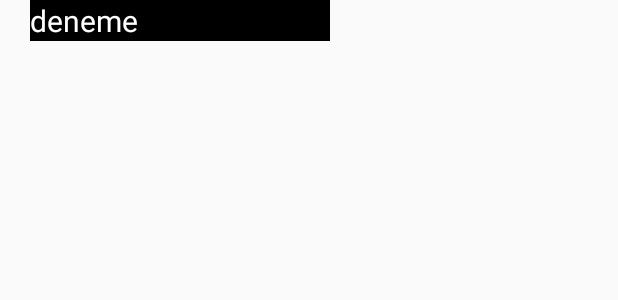
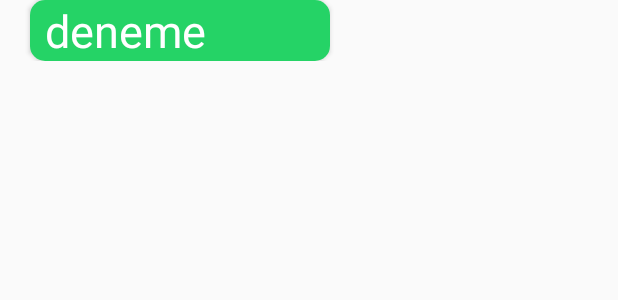
Before and after one commit to FARUKcyln/Translator, an Android app: the layout speech_from_message.xml on its own in the app's theme, with its tools: preview values and no code run, on a phone screen of 412 x 824 dp. Shown: the top 300 px of the screen. Run offline under Robolectric (Android 15) with nearby library versions, the phone set to English and light mode, and no system bars.

Commit message:
Chat history messages shown correctly

```diff
--- a/app/src/main/java/com/example/translator/ui/main/MainFragment.kt
+++ b/app/src/main/java/com/example/translator/ui/main/MainFragment.kt
@@ -83,7 +83,7 @@ class MainFragment : Fragment() {
             .setTargetLanguage(TranslateLanguage.ENGLISH).build()
         val turkishEnglishTranslator = Translation.getClient(options)
 
-        var conditions = DownloadConditions.Builder().build()
+        val conditions = DownloadConditions.Builder().build()
 
         turkishEnglishTranslator.downloadModelIfNeeded(conditions).addOnSuccessListener {
             // no-op
--- a/app/src/main/res/layout/speech_from_message.xml
+++ b/app/src/main/res/layout/speech_from_message.xml
@@ -1,20 +1,34 @@
 <?xml version="1.0" encoding="utf-8"?>
 <androidx.constraintlayout.widget.ConstraintLayout xmlns:android="http://schemas.android.com/apk/res/android"
     xmlns:app="http://schemas.android.com/apk/res-auto"
+    xmlns:tools="http://schemas.android.com/tools"
     android:layout_width="match_parent"
     android:layout_height="wrap_content"
     android:layout_marginBottom="12dp">
 
-    <TextView
-        android:id="@+id/text"
-        android:layout_width="200dp"
+    <androidx.cardview.widget.CardView
+        android:layout_width="wrap_content"
         android:layout_height="wrap_content"
         android:layout_marginStart="20dp"
-        android:text="deneme"
-        android:background="@color/black"
-        android:textColor="@color/white"
-        android:textSize="20sp"
+        app:cardCornerRadius="10dp"
         app:layout_constraintStart_toStartOf="parent"
-        app:layout_constraintTop_toTopOf="parent" />
+        app:layout_constraintTop_toTopOf="parent">
+
+        <RelativeLayout
+            android:layout_width="200dp"
+            android:layout_height="wrap_content"
+            android:background="#25D366">
+
+            <TextView
+                android:id="@+id/text"
+                android:layout_width="wrap_content"
+                android:layout_height="wrap_content"
+                android:layout_marginStart="10dp"
+                android:text="deneme"
+                android:textColor="@color/white"
+                android:textSize="30sp" />
+        </RelativeLayout>
+
+    </androidx.cardview.widget.CardView>
 
 </androidx.constraintlayout.widget.ConstraintLayout>
```
Also changed, not shown: app/src/main/res/layout/speech_to_message.xml (+20 -8 lines).
